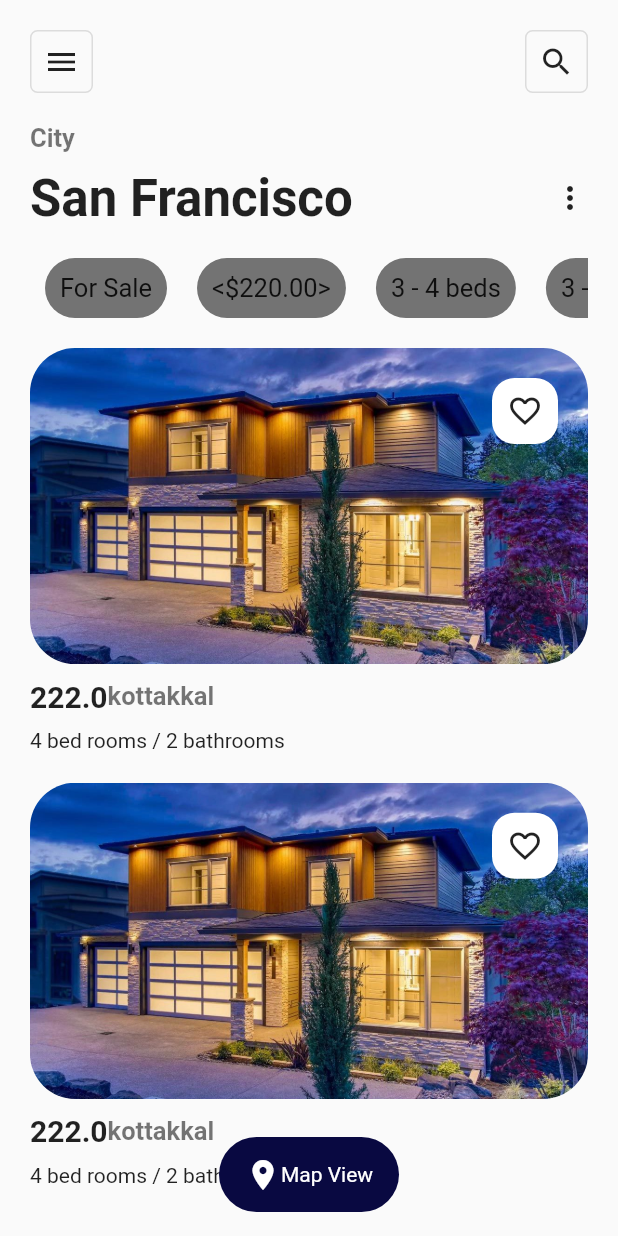
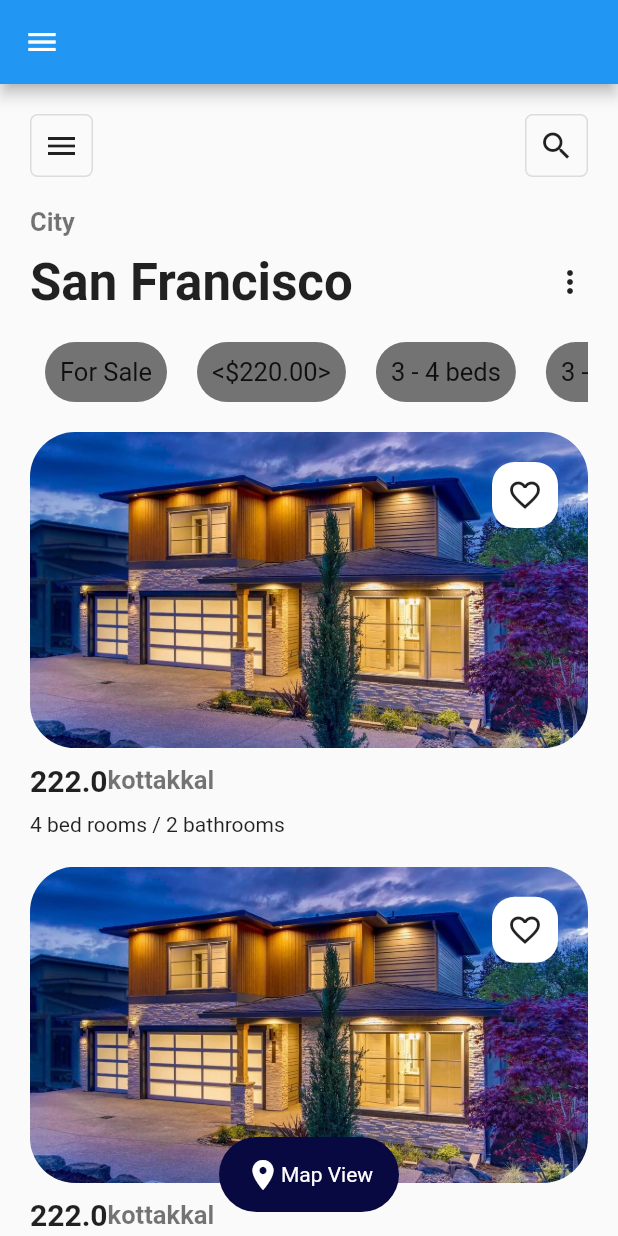
Before and after one commit to 5cientist/newTrailApp, a Flutter app: the screen it shows after launch, on a phone screen of 412 x 824 dp. Run offline on Flutter 3.47's test engine with Material 2 defaults, Android fonts, the phone set to English and light mode, and no system bars.

Commit message:
added drawer bug in custom appbar

```diff
--- a/lib/main.dart
+++ b/lib/main.dart
@@ -1,4 +1,5 @@
 import 'package:flutter/material.dart';
+import 'package:newtrailapp/screens/Form/formpage.dart';
 import 'package:newtrailapp/screens/homepage/homepage.dart';
 
 import 'screens/showall/showalldetails.dart';
@@ -20,6 +21,7 @@ class MyApp extends StatelessWidget {
       debugShowCheckedModeBanner: false,
       routes: {
         ShowAllDetails.routeName: (context) => ShowAllDetails(),
+        FormPage.routeName: (context) => FormPage(),
       },
       home: HomePage(),
     );
--- a/lib/screens/homepage/homepage.dart
+++ b/lib/screens/homepage/homepage.dart
@@ -1,4 +1,5 @@
 import 'package:flutter/material.dart';
+import 'package:newtrailapp/screens/Form/formpage.dart';
 import 'package:newtrailapp/screens/showall/showalldetails.dart';
 import 'package:newtrailapp/theme/theme.dart';
 import 'widgets/customAppbar.dart';
@@ -9,19 +10,21 @@ class HomePage extends StatelessWidget {
     Navigator.of(context).pushNamed(ShowAllDetails.routeName);
   }
 
+  final GlobalKey _scaffoldKey = new GlobalKey();
+
   List<HomeDataModel> houseData = [
     HomeDataModel(
-      houseName: 'this is house ',
+      houseName: 'this is house name ',
       bathroom: 2,
       bedroom: 4,
-      description: 'asdfdsfsdfsdfdsfsdf',
+      description: 'asdfdsfsdf ergre sdfdsfsdf',
       price: 222,
     ),
     HomeDataModel(
       houseName: 'this is house',
       bathroom: 2,
       bedroom: 4,
-      description: 'asdfdsfsdfsdfdsfsdf',
+      description: 'asdfdsfdruey sdfsdfdsfsdf',
       price: 223,
     ),
   ];
@@ -29,6 +32,21 @@ class HomePage extends StatelessWidget {
   @override
   Widget build(BuildContext context) {
     return Scaffold(
+      key: _scaffoldKey,
+      drawer: Drawer(
+        child: ListView(
+          children: [
+            ListTile(
+              title: Text('form'),
+              onTap: () {
+                Navigator.of(context).pop();
+                Navigator.of(context).pushNamed(FormPage.routeName);
+              },
+            )
+          ],
+        ),
+      ),
+      appBar: AppBar(),
       floatingActionButtonLocation: FloatingActionButtonLocation.centerFloat,
       floatingActionButton: Container(
           height: 50,
@@ -59,7 +77,9 @@ class HomePage extends StatelessWidget {
           child: Column(
             crossAxisAlignment: CrossAxisAlignment.start,
             children: [
-              CustomAppBar(),
+              CustomAppBar(
+                ontap: () {},
+              ),
               Text(
                 "City",
                 style: smallGrey,
--- a/lib/screens/homepage/widgets/customAppbar.dart
+++ b/lib/screens/homepage/widgets/customAppbar.dart
@@ -1,9 +1,10 @@
 import 'package:flutter/material.dart';
 
 class CustomAppBar extends StatelessWidget {
-  const CustomAppBar({
-    Key key,
-  }) : super(key: key);
+  final Function ontap;
+  CustomAppBar({
+    this.ontap,
+  });
 
   @override
   Widget build(BuildContext context) {
@@ -12,7 +13,10 @@ class CustomAppBar extends StatelessWidget {
       child: Row(
         mainAxisAlignment: MainAxisAlignment.spaceBetween,
         children: [
-          CustomIconBtn(customIcon: Icons.menu),
+          GestureDetector(
+            onTap: ontap,
+            child: CustomIconBtn(customIcon: Icons.menu),
+          ),
           CustomIconBtn(customIcon: Icons.search),
         ],
       ),
```
Also changed, not shown: lib/screens/Form/formpage.dart (added, +66 -0 lines).
